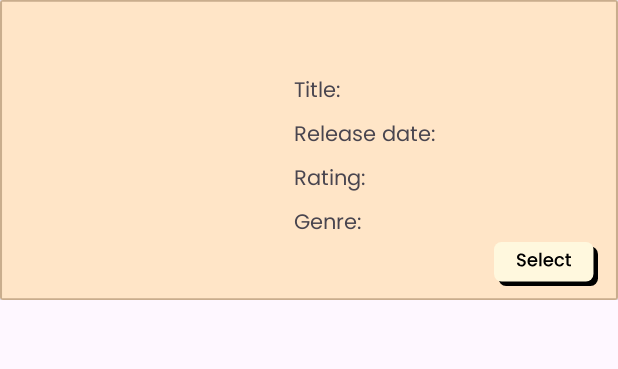
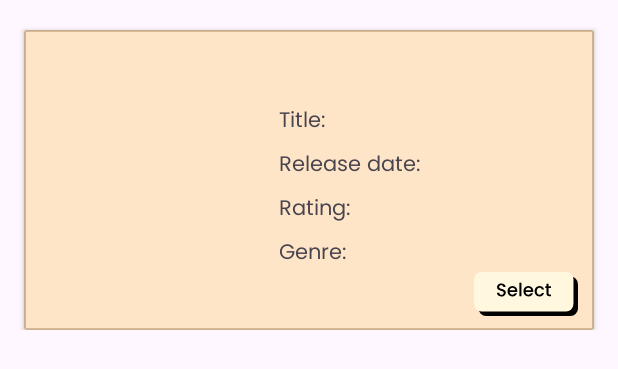
Before and after one commit to vivekperbhoo/AliceHacksProject, an Android app: the layout movie_card.xml on its own in the app's theme, with its tools: preview values and no code run, on a phone screen of 412 x 824 dp. Shown: the top 369 px of the screen. Run offline under Robolectric (Android 15) with nearby library versions, the phone set to English and light mode, and no system bars.

Commit message:
Added ui changes

```diff
--- a/MovieSelector/app/src/main/java/com/example/movieselector/MovieCardAdapter.java
+++ b/MovieSelector/app/src/main/java/com/example/movieselector/MovieCardAdapter.java
@@ -42,7 +42,7 @@ public class MovieCardAdapter extends RecyclerView.Adapter<MovieCardAdapter.Movi
         holder.movie_rating.setText("Rating "+movie.getPopularity());
         holder.release_date.setText("Release Date "+movie.getReleaseDate());
         Picasso.get().load("https://image.tmdb.org/t/p/original"+movie.getPosterPath()).into(holder.poster);
-        //Add on Click here
+
         holder.itemView.startAnimation(animation);
 
 
--- a/MovieSelector/app/src/main/res/layout/movie_card.xml
+++ b/MovieSelector/app/src/main/res/layout/movie_card.xml
@@ -6,8 +6,9 @@
     android:layout_height="wrap_content">
 
     <androidx.cardview.widget.CardView
-        android:layout_width="match_parent"
-        android:layout_height="wrap_content"
+        android:layout_marginTop="20dp"
+        android:layout_width="380dp"
+        android:layout_height="200dp"
         app:layout_constraintEnd_toEndOf="parent"
         app:layout_constraintStart_toStartOf="parent"
         app:layout_constraintTop_toTopOf="parent">
@@ -19,11 +20,12 @@
             android:orientation="horizontal">
 
             <ImageView
+                android:layout_marginTop="20dp"
                 android:id="@+id/imageView3"
-                android:layout_width="30dp"
-                android:layout_height="200dp"
-                android:layout_marginLeft="10dp"
-                android:layout_weight="1" />
+                android:layout_height="160dp"
+                android:layout_marginLeft="20dp"
+                android:layout_weight="1"
+                android:layout_width="0dp"/>
 
             <LinearLayout
                 android:layout_width="70dp"
```
